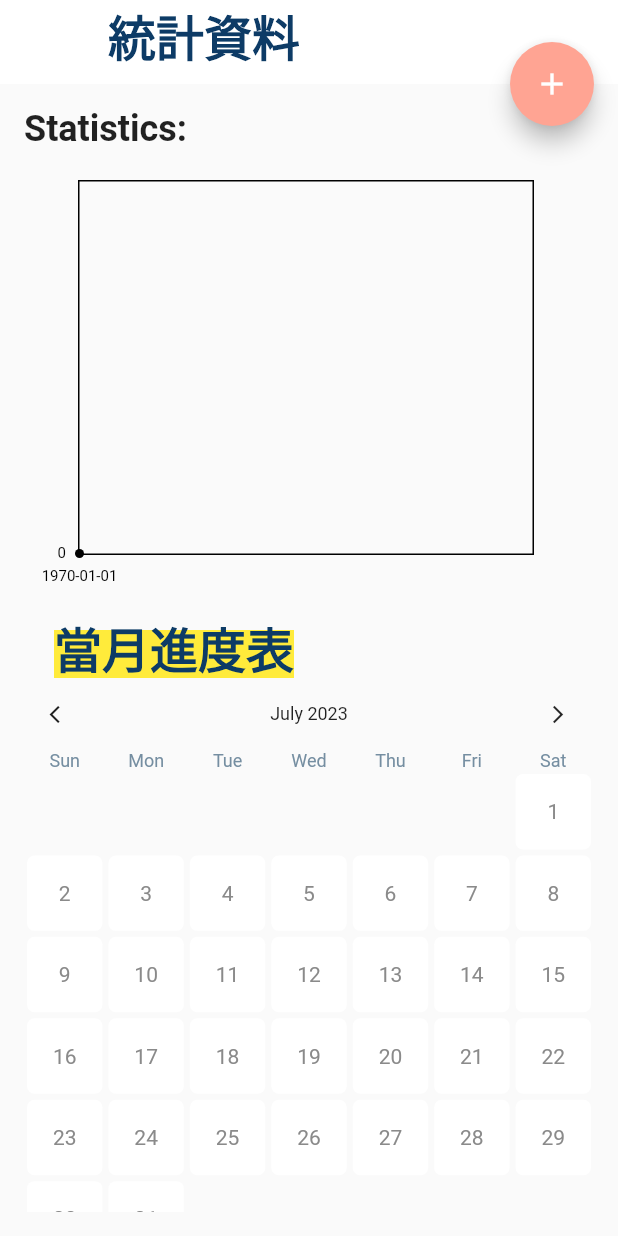
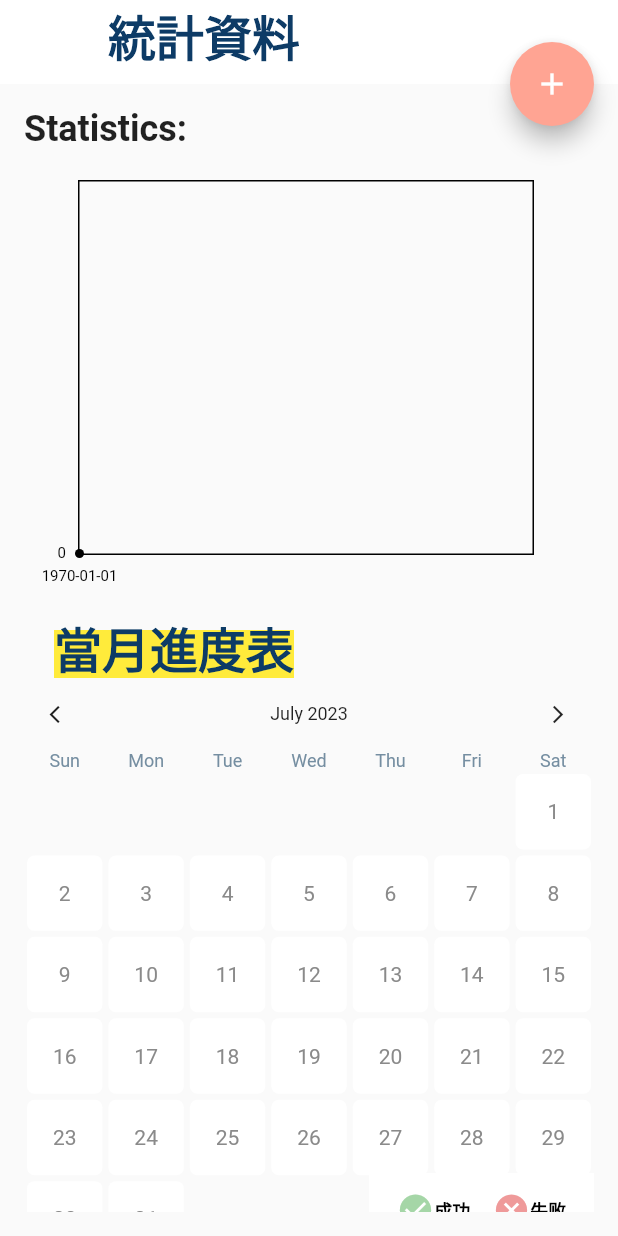
Before and after one commit to meimei-hsu/G12_HabitRabbit, a Flutter app: the StatisticPage screen opened directly, on a phone screen of 412 x 824 dp. Run offline on Flutter 3.47's test engine with Material 2 defaults, Android fonts, the phone set to English and light mode, and no system bars; drawn by our look-alikes of fl_chart; our stand-ins replace babstrap_settings_screen, firebase_auth, firebase_core, firebase_database, flutter_heatmap_calendar, motion_toast and 2 more; missing offline and left inert: level_map; accounts and stored records are empty.

Commit message:
add "成功" and "失敗"圖示

```diff
--- a/lib/screens/StatisticPage.dart
+++ b/lib/screens/StatisticPage.dart
@@ -205,8 +205,10 @@ class _StatisticPageState extends State<StatisticPage> {
                   ),
                 ),
                 Container(
-                  height: 500,
-                  child: HeatMapCalendar(
+                  height: 400,
+                  child: Stack(
+                    children: [
+                  HeatMapCalendar(
                     defaultColor: Colors.white,
                     flexible: true,
                     colorMode: ColorMode.color,
@@ -218,11 +220,72 @@ class _StatisticPageState extends State<StatisticPage> {
                       );
                     },
                   ),
-                )
-              ],
+                  Positioned(
+                    right: 0,
+                    bottom: 20,
+                    child: Container(
+                      width: 150,
+                      height: 50,
+                      color: Colors.white,
+                      child: Row(
+                        mainAxisAlignment: MainAxisAlignment.center,
+                        crossAxisAlignment: CrossAxisAlignment.center,
+                        children: [
+                          Row(
+                            mainAxisAlignment: MainAxisAlignment.center,
+                            children: [
+                              Icon(
+                                Icons.check_circle,
+                                color: Colors.green.shade200,
+                                size: 25,
+                              ),
+                              Text(
+                                '成功',
+                                style: TextStyle(
+                                  color: Colors.black,
+                                  fontSize: 12,
+                                  fontWeight: FontWeight.bold,
+                                ),
+                              ),
+                            ],
+                          ),
+                          SizedBox(width: 15),
+                          Row(
+                            mainAxisAlignment: MainAxisAlignment.center,
+                            children: [
+                              Icon(
+                                Icons.cancel,
+                                color: Colors.red.shade200,
+                                size: 25,
+                              ),
+                              Text(
+                                '失败',
+                                style: TextStyle(
+                                  color: Colors.black,
+                                  fontSize: 12,
+                                  fontWeight: FontWeight.bold,
+                                ),
+                              ),
+                            ],
+                          ),
+                        ],
+                      ),
+                    ),
+                  ),
+                    ],
+                  ),
+                ),
+
+              ]
             ),
-          ]),
-        ));
+          ],
+          ),
+        )
+
+
+
+    );
+
   }
 
   _showAddWeightDialog() async {
```
